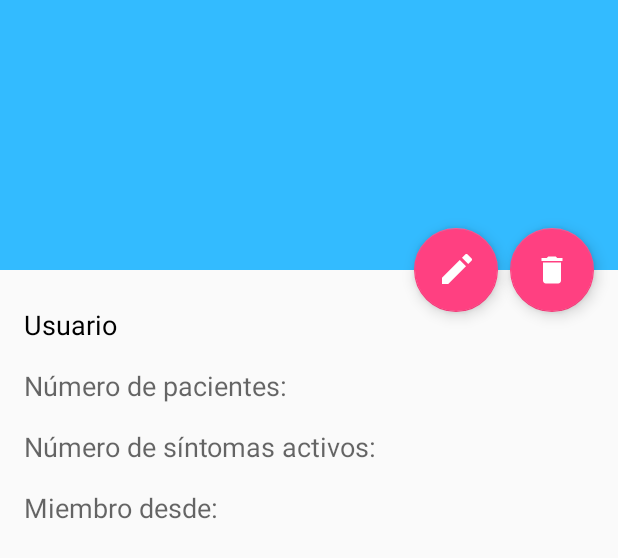
After one commit to JavierLeza/MedicApp, an Android app: the layout activity_user_account.xml on its own in the app's theme, with its tools: preview values and no code run, on a phone screen of 412 x 824 dp. The commit adds this screen. Shown: the top 558 px of the screen. Run offline under Robolectric (Android 15) with nearby library versions, the phone set to English and light mode, and no system bars.

Commit message:
Función que muestra la información del usuario

```diff
--- a/MedicApp/app/src/main/AndroidManifest.xml
+++ b/MedicApp/app/src/main/AndroidManifest.xml
@@ -30,7 +30,11 @@
             android:name=".SymptomDetailsActivity"
             android:label="@string/title_activity_symptom_details"
             android:theme="@style/AppTheme.NoActionBar" />
-        <activity android:name=".EditSymptomActivity"></activity>
+        <activity android:name=".EditSymptomActivity" />
+        <activity
+            android:name=".UserAccountActivity"
+            android:label="@string/title_activity_user_account"
+            android:theme="@style/AppTheme.NoActionBar"></activity>
     </application>
 
 </manifest>
--- /dev/null
+++ b/MedicApp/app/src/main/res/layout/activity_user_account.xml
@@ -0,0 +1,59 @@
+<?xml version="1.0" encoding="utf-8"?>
+<android.support.design.widget.CoordinatorLayout xmlns:android="http://schemas.android.com/apk/res/android"
+    xmlns:app="http://schemas.android.com/apk/res-auto"
+    xmlns:tools="http://schemas.android.com/tools"
+    android:layout_width="match_parent"
+    android:layout_height="match_parent"
+    android:fitsSystemWindows="true"
+    tools:context="com.medic.medicapp.UserAccountActivity"
+    android:id="@+id/activity_user_account">
+
+    <android.support.design.widget.AppBarLayout
+        android:id="@+id/app_bar"
+        android:layout_width="match_parent"
+        android:layout_height="@dimen/app_bar_height"
+        android:fitsSystemWindows="true"
+        android:theme="@style/AppTheme.AppBarOverlay">
+
+        <android.support.design.widget.CollapsingToolbarLayout
+            android:id="@+id/toolbar_layout"
+            android:layout_width="match_parent"
+            android:layout_height="match_parent"
+            android:fitsSystemWindows="true"
+            app:contentScrim="?attr/colorPrimary"
+            app:layout_scrollFlags="scroll|exitUntilCollapsed">
+
+            <android.support.v7.widget.Toolbar
+                android:id="@+id/toolbar"
+                android:layout_width="match_parent"
+                android:layout_height="?attr/actionBarSize"
+                app:layout_collapseMode="pin"
+                app:popupTheme="@style/AppTheme.PopupOverlay" />
+
+        </android.support.design.widget.CollapsingToolbarLayout>
+    </android.support.design.widget.AppBarLayout>
+
+    <android.support.design.widget.FloatingActionButton
+        android:id="@+id/fab_delete_user"
+        android:layout_width="wrap_content"
+        android:layout_height="wrap_content"
+        android:layout_margin="@dimen/fab_margin"
+        app:layout_anchor="@id/app_bar"
+        app:layout_anchorGravity="bottom|end"
+        app:srcCompat="@mipmap/ic_delete_white_24dp" />
+
+    <android.support.design.widget.FloatingActionButton
+        android:id="@+id/fab_edit_user"
+        android:layout_width="wrap_content"
+        android:layout_height="wrap_content"
+        android:layout_margin="80dp"
+        app:layout_anchor="@id/fab_delete_user"
+        app:layout_anchorGravity="center"
+        app:srcCompat="@mipmap/ic_mode_edit_white_24dp"/>
+
+
+
+    <include layout="@layout/content_user_account" />
+
+
+</android.support.design.widget.CoordinatorLayout>
--- /dev/null
+++ b/MedicApp/app/src/main/res/layout/content_user_account.xml
@@ -0,0 +1,92 @@
+<?xml version="1.0" encoding="utf-8"?>
+<android.support.v4.widget.NestedScrollView xmlns:android="http://schemas.android.com/apk/res/android"
+    xmlns:app="http://schemas.android.com/apk/res-auto"
+    xmlns:tools="http://schemas.android.com/tools"
+    android:layout_width="match_parent"
+    android:layout_height="match_parent"
+    app:layout_behavior="@string/appbar_scrolling_view_behavior"
+    tools:context="com.medic.medicapp.UserAccountActivity"
+    tools:showIn="@layout/activity_user_account">
+
+    <LinearLayout
+        android:layout_width="match_parent"
+        android:layout_height="wrap_content"
+        android:orientation="vertical"
+        android:padding="16dp">
+
+        <TextView
+            android:layout_width="wrap_content"
+            android:layout_height="wrap_content"
+            android:layout_gravity="start"
+            android:textColor="@android:color/primary_text_light"
+            style="@style/TextAppearance.AppCompat.Medium"
+            android:text="@string/user"
+            android:layout_marginTop="8dp"
+            android:layout_marginBottom="8dp"/>
+
+        <LinearLayout
+            android:layout_width="match_parent"
+            android:layout_height="wrap_content"
+            android:layout_marginTop="8dp"
+            android:layout_marginBottom="8dp"
+            android:orientation="horizontal">
+
+            <TextView
+                android:layout_width="wrap_content"
+                android:layout_height="match_parent"
+                android:layout_marginRight="8dp"
+                style="@style/TextAppearance.AppCompat.Medium"
+                android:text="@string/patient_number"/>
+            <TextView
+                android:layout_width="wrap_content"
+                android:layout_height="match_parent"
+                style="@style/TextAppearance.AppCompat.Medium"
+                android:id="@+id/patient_number"/>
+
+        </LinearLayout>
+
+        <LinearLayout
+            android:layout_width="match_parent"
+            android:layout_height="wrap_content"
+            android:orientation="horizontal"
+            android:layout_marginTop="8dp"
+            android:layout_marginBottom="8dp">
+
+            <TextView
+                android:layout_width="wrap_content"
+                android:layout_height="match_parent"
+                style="@style/TextAppearance.AppCompat.Medium"
+                android:layout_marginRight="8dp"
+                android:text="@string/symptom_number"/>
+            <TextView
+                android:layout_width="wrap_content"
+                android:layout_height="match_parent"
+                style="@style/TextAppearance.AppCompat.Medium"
+                android:id="@+id/symptom_number"/>
+
+        </LinearLayout>
+
+        <LinearLayout
+            android:layout_width="match_parent"
+            android:layout_height="wrap_content"
+            android:orientation="horizontal"
+            android:layout_marginTop="8dp"
+            android:layout_marginBottom="8dp">
+
+            <TextView
+                android:layout_width="wrap_content"
+                android:layout_height="match_parent"
+                style="@style/TextAppearance.AppCompat.Medium"
+                android:layout_marginRight="8dp"
+                android:text="@string/member_since"/>
+            <TextView
+                android:layout_width="wrap_content"
+                android:layout_height="match_parent"
+                style="@style/TextAppearance.AppCompat.Medium"
+                android:id="@+id/member_since"/>
+
+        </LinearLayout>
+
+    </LinearLayout>
+
+</android.support.v4.widget.NestedScrollView>
--- a/MedicApp/app/src/main/res/values/strings.xml
+++ b/MedicApp/app/src/main/res/values/strings.xml
@@ -65,4 +65,10 @@
     <string name="accept_delete">Borrar</string>
     <string name="show_symptom">Síntoma:</string>
     <string name="new_symptom_name">Cambiar síntoma...</string>
+    <string name="my_account">Mi cuenta</string>
+    <string name="title_activity_user_account">UserAccountActivity</string>
+    <string name="user">Usuario</string>
+    <string name="patient_number">Número de pacientes: </string>
+    <string name="symptom_number">Número de síntomas activos: </string>
+    <string name="member_since">Miembro desde: </string>
 </resources>
```
Also changed, not shown: MedicApp/app/src/main/java/com/medic/medicapp/PatientActivity.java (+27 -0 lines), MedicApp/app/src/main/java/com/medic/medicapp/UserAccountActivity.java (added, +132 -0 lines), MedicApp/app/src/main/res/menu/menu_user_account.xml (added, +10 -0 lines), MedicApp/app/src/main/res/menu/menu_user_my_account.xml (added, +10 -0 lines).
